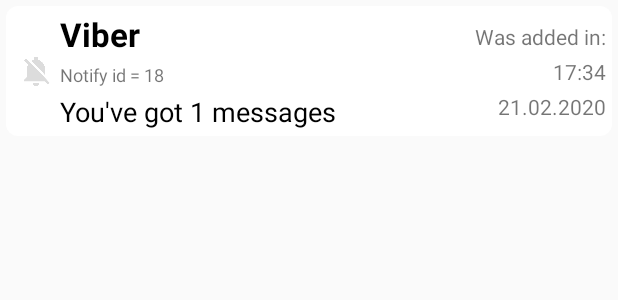
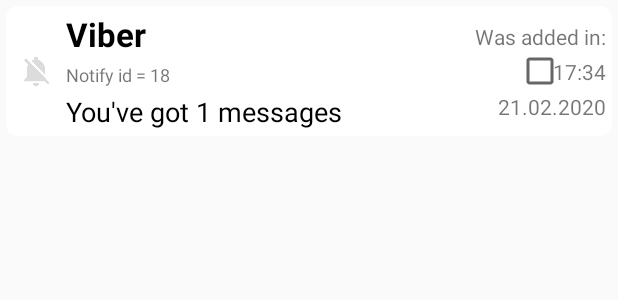
Before and after one commit to Leeeeerich/NotificationTracker, an Android app: the layout item_notify_info.xml on its own in the app's theme, with its tools: preview values and no code run, on a phone screen of 412 x 824 dp. Shown: the top 300 px of the screen. Run offline under Robolectric (Android 15) with nearby library versions, the phone set to English and light mode, and no system bars.

Commit message:
Added deleting items

```diff
--- a/app/src/main/java/com/guralnya/notification_tracker/model/db/dao/NotifyTrackerDao.kt
+++ b/app/src/main/java/com/guralnya/notification_tracker/model/db/dao/NotifyTrackerDao.kt
@@ -2,6 +2,7 @@ package com.guralnya.notification_tracker.model.db.dao
 
 import androidx.lifecycle.LiveData
 import androidx.room.Dao
+import androidx.room.Delete
 import androidx.room.Insert
 import androidx.room.Query
 import com.guralnya.notification_tracker.model.models.NotifyInfo
@@ -14,4 +15,7 @@ interface NotifyTrackerDao {
 
     @Insert
     fun insert(data: NotifyInfo)
+
+    @Delete
+    fun delete(listData: List<NotifyInfo>)
 }
--- a/app/src/main/java/com/guralnya/notification_tracker/model/models/NotifyInfo.kt
+++ b/app/src/main/java/com/guralnya/notification_tracker/model/models/NotifyInfo.kt
@@ -3,7 +3,9 @@ package com.guralnya.notification_tracker.model.models
 import android.content.Context
 import android.content.pm.ApplicationInfo
 import android.content.pm.PackageManager
+import androidx.databinding.ObservableBoolean
 import androidx.room.Entity
+import androidx.room.Ignore
 import androidx.room.PrimaryKey
 import androidx.room.TypeConverters
 import com.guralnya.notification_tracker.model.converters.DateTimeToLong
@@ -20,6 +22,9 @@ data class NotifyInfo(
     val dateTimeShow: DateTime
 ) {
 
+    @Ignore
+    var isChecked = ObservableBoolean(false)
+
     private fun getAppInfo(context: Context): ApplicationInfo? {
         return try {
             context.packageManager.getApplicationInfo(appPackageName, 0)
--- a/app/src/main/java/com/guralnya/notification_tracker/model/repository/Repository.kt
+++ b/app/src/main/java/com/guralnya/notification_tracker/model/repository/Repository.kt
@@ -7,4 +7,5 @@ interface Repository {
 
     suspend fun insertNewNotify(notifyInfo: NotifyInfo)
     fun getAllNotify(filterDateTime: String = "0"): LiveData<List<NotifyInfo>>
+    fun deleteNotifies(listDeletable: List<NotifyInfo>)
 }
--- a/app/src/main/java/com/guralnya/notification_tracker/model/repository/RepositoryImpl.kt
+++ b/app/src/main/java/com/guralnya/notification_tracker/model/repository/RepositoryImpl.kt
@@ -10,4 +10,8 @@ class RepositoryImpl(private val db: NotifyTrackerDb) : Repository {
 
     override fun getAllNotify(filterDateTime: String) =
         db.notifyTracker().getAllNotify(filterDateTime)
+
+    override fun deleteNotifies(listDeleteable: List<NotifyInfo>) {
+        db.notifyTracker().delete(listDeleteable)
+    }
 }
--- a/app/src/main/res/layout/item_notify_info.xml
+++ b/app/src/main/res/layout/item_notify_info.xml
@@ -4,6 +4,12 @@
     xmlns:tools="http://schemas.android.com/tools">
 
     <data>
+
+        <import type="android.view.View" />
+
+        <variable
+            name="selectableMode"
+            type="Boolean" />
 
         <variable
             name="notifyInfo"
@@ -25,6 +31,8 @@
             android:layout_marginStart="8dp"
             android:layout_marginTop="4dp"
             android:layout_marginBottom="4dp"
+            android:maxWidth="24dp"
+            android:maxHeight="24dp"
             android:src="@{notifyInfo.getAppIcon(context)}"
             app:layout_constraintBottom_toBottomOf="parent"
             app:layout_constraintStart_toStartOf="parent"
@@ -37,7 +45,7 @@
             style="@style/TextStyleTitle"
             android:layout_width="0dp"
             android:layout_height="wrap_content"
-            android:layout_marginStart="4dp"
+            android:layout_marginStart="8dp"
             android:layout_marginTop="4dp"
             android:ellipsize="end"
             android:maxLines="2"
@@ -82,7 +90,7 @@
             android:layout_width="wrap_content"
             android:layout_height="wrap_content"
             app:barrierDirection="start"
-            app:constraint_referenced_ids="tvTime,tvDate, tvWasAdd"
+            app:constraint_referenced_ids="tvTime,tvDate, tvWasAdd, cbItemSelect"
             tools:layout_editor_absoluteX="379dp" />
 
         <TextView
@@ -91,6 +99,7 @@
             android:layout_height="wrap_content"
             android:text="@{notifyInfo.isAdding ? @string/was_added : @string/was_removed}"
             android:textColor="@{notifyInfo.isAdding ? @android:color/holo_green_dark : @android:color/holo_orange_dark}"
+            android:visibility="@{selectableMode ? View.GONE : View.VISIBLE}"
             app:layout_constraintBottom_toTopOf="@+id/tvTime"
             app:layout_constraintEnd_toEndOf="@+id/tvTime"
             app:layout_constraintTop_toTopOf="@+id/vIconApp"
@@ -102,6 +111,7 @@
             android:layout_height="wrap_content"
             android:layout_marginTop="4dp"
             android:layout_marginEnd="4dp"
+            android:visibility="@{selectableMode ? View.GONE : View.VISIBLE}"
             app:layout_constraintBottom_toTopOf="@+id/tvDate"
             app:layout_constraintEnd_toEndOf="parent"
             app:layout_constraintTop_toBottomOf="@+id/tvWasAdd"
@@ -114,11 +124,23 @@
             android:layout_width="wrap_content"
             android:layout_height="wrap_content"
             android:layout_marginTop="4dp"
+            android:visibility="@{selectableMode ? View.GONE : View.VISIBLE}"
             app:date="@{notifyInfo.dateTimeShow}"
             app:layout_constraintBottom_toBottomOf="@+id/vIconApp"
             app:layout_constraintEnd_toEndOf="@+id/tvTime"
             app:layout_constraintTop_toBottomOf="@+id/tvTime"
             tools:text="21.02.2020" />
 
+        <CheckBox
+            android:id="@+id/cbItemSelect"
+            android:layout_width="wrap_content"
+            android:layout_height="wrap_content"
+            android:layout_marginEnd="32dp"
+            android:checked="@={notifyInfo.isChecked}"
+            android:visibility="@{selectableMode ? View.VISIBLE : View.GONE}"
+            app:layout_constraintBottom_toBottomOf="parent"
+            app:layout_constraintEnd_toEndOf="parent"
+            app:layout_constraintTop_toTopOf="parent" />
+
     </androidx.constraintlayout.widget.ConstraintLayout>
 </layout>
--- a/app/src/main/res/values/styles.xml
+++ b/app/src/main/res/values/styles.xml
@@ -1,9 +1,9 @@
 <resources>
 
     <style name="AppTheme" parent="Theme.AppCompat.Light.NoActionBar">
-        <item name="colorPrimary">@color/colorPrimary</item>
-        <item name="colorPrimaryDark">@color/colorPrimaryDark</item>
-        <item name="colorAccent">@color/colorAccent</item>
+        <item name="colorPrimary">@android:color/white</item>
+        <item name="colorPrimaryDark">@android:color/black</item>
+        <item name="colorAccent">@android:color/black</item>
         <item name="android:popupMenuStyle">@style/PopupMenuStyle</item>
     </style>
 
```
Also changed, not shown: app/src/main/java/com/guralnya/notification_tracker/ui/MainActivity.kt (+30 -1 lines), app/src/main/java/com/guralnya/notification_tracker/ui/home_screen/HomeFragment.kt (+15 -1 lines), app/src/main/java/com/guralnya/notification_tracker/ui/home_screen/HomeViewModel.kt (+10 -0 lines), app/src/main/java/com/guralnya/notification_tracker/ui/home_screen/NotifyInfoAdapter.kt (+19 -1 lines), app/src/main/res/drawable/ic_done_all.xml (added, +9 -0 lines), 1 other file.
